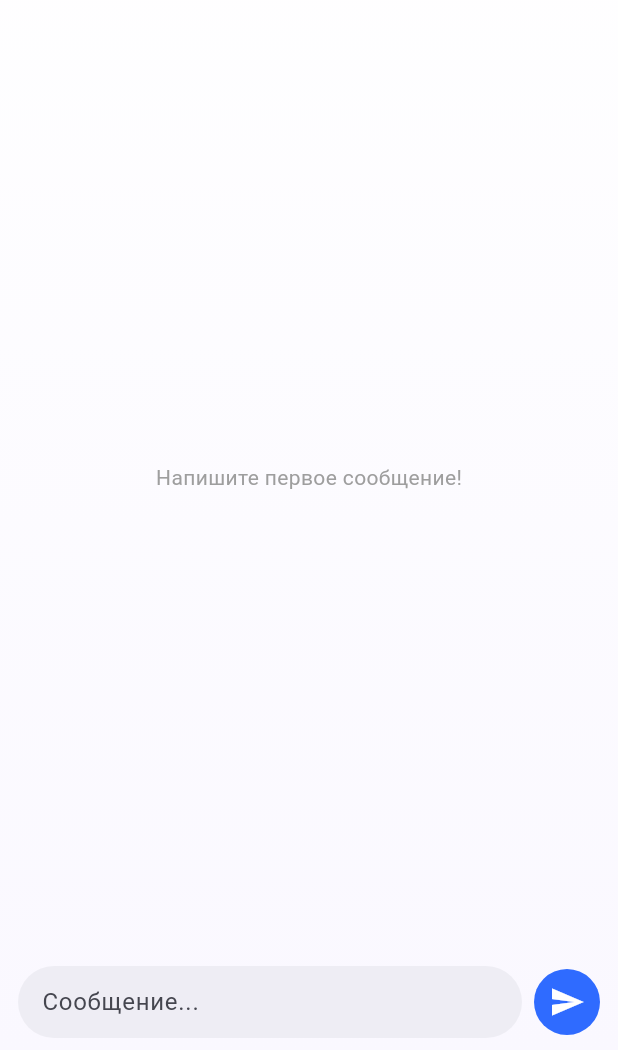
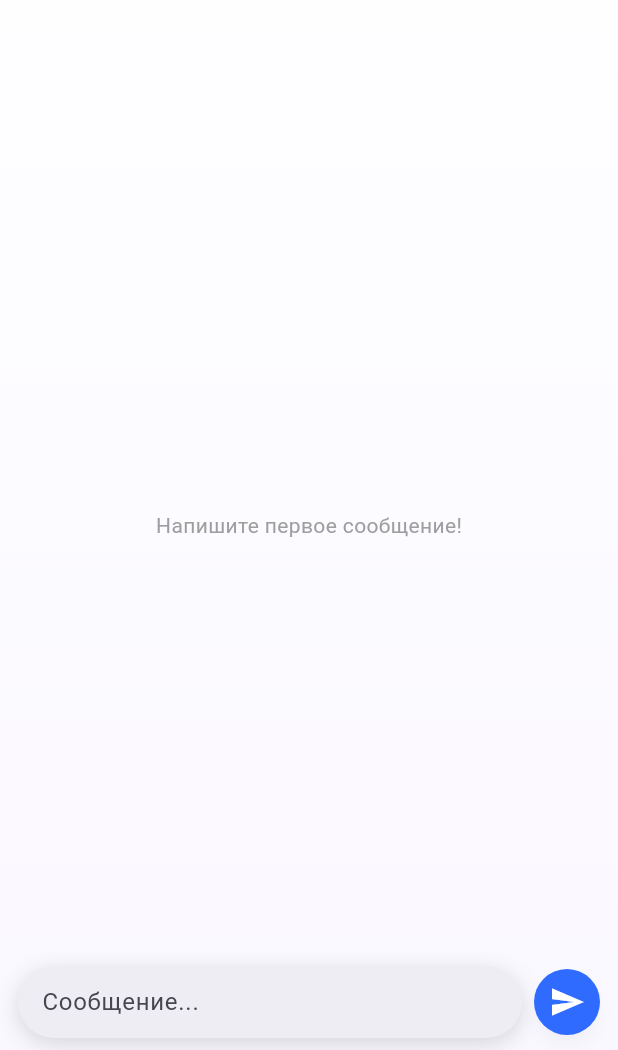
Before and after one commit to gazlevodiva/Meshly, a Flutter app: the ChatScreen screen opened directly with empty values, on a phone screen of 412 x 824 dp, the part 186-1236 px from its top. Run offline on Flutter 3.47's test engine with Material 3 defaults, Android fonts, the phone set to English and light mode, and no system bars; our stand-ins replace drift, flutter_blue_plus, flutter_local_notifications, permission_handler, qr_flutter, shared_preferences; missing offline and left inert: mobile_scanner; accounts and stored records are empty; generated files the repository leaves out were written again.

Commit message:
fix: message history eaten by meshId PK collisions; float chat input bar
Root cause of "only Сегодня/Вчера date chips": messages table used
meshId as PRIMARY KEY with insertOnConflictUpdate. All id-less incoming
packets share meshId 0 (and radio ids can collide), so newer rows
silently overwrote older ones — history shrank to recent messages.

- messages table: surrogate autoincrement id, meshId plain column;
  schema v3 migration rebuilds the table preserving rows
- addMessage: plain insert (in-memory dedupe by meshId!=0 kept)
- updateMessageStatus: matches only own outgoing messages
- _loadAll: messages sorted chronologically (chips/lastMessage rely on it)
- regression test: three meshId-0 messages survive a DB reload

UI: chat input bar now floats over the message list (Stack) — messages
scroll behind it; pill and send button carry a soft shadow, no opaque
panel background.

Co-Authored-By: Claude Fable 5 <noreply@anthropic.com>

```diff
--- a/lib/screens/chat_screen.dart
+++ b/lib/screens/chat_screen.dart
@@ -275,7 +275,11 @@ class _ChatScreenState extends State<ChatScreen> {
                   ),
                 ),
               Expanded(
-                child: ListenableBuilder(
+                // The input bar floats over the list: messages scroll
+                // behind it, so the list gets extra bottom padding.
+                child: Stack(
+                  children: [
+                    ListenableBuilder(
                   listenable: _store,
                   builder: (context, _) {
                     final messages = _messages;
@@ -285,7 +289,11 @@ class _ChatScreenState extends State<ChatScreen> {
                                 style: AppTextStyles.secondary(context)))
                         : ListView.builder(
                             controller: _scrollController,
-                            padding: const EdgeInsets.all(AppSpacing.s12),
+                            padding: const EdgeInsets.fromLTRB(
+                                AppSpacing.s12,
+                                AppSpacing.s12,
+                                AppSpacing.s12,
+                                AppSpacing.chatListBottomPadding),
                             itemCount: messages.length,
                             itemBuilder: (_, i) {
                               final msg = messages[i];
@@ -315,9 +323,16 @@ class _ChatScreenState extends State<ChatScreen> {
                             },
                           );
                   },
+                    ),
+                    Positioned(
+                      left: 0,
+                      right: 0,
+                      bottom: 0,
+                      child: _InputBar(controller: _controller, onSend: _send),
+                    ),
+                  ],
                 ),
               ),
-              _InputBar(controller: _controller, onSend: _send),
             ],
           ),
         ),
@@ -665,6 +680,13 @@ class _InputBar extends StatelessWidget {
                           color: scheme.surfaceContainer,
                           borderRadius:
                               BorderRadius.circular(AppRadius.input),
+                          boxShadow: [
+                            BoxShadow(
+                              color: context.appColors.islandShadow,
+                              blurRadius: AppSizes.inputShadowBlur,
+                              offset: const Offset(0, 4),
+                            ),
+                          ],
                         ),
                         child: TextField(
                           controller: controller,
@@ -708,6 +730,8 @@ class _SendButton extends StatelessWidget {
     return Material(
       color: enabled ? scheme.primary : scheme.surfaceContainerHighest,
       shape: const CircleBorder(),
+      elevation: 4,
+      shadowColor: context.appColors.islandShadow,
       child: InkWell(
         onTap: enabled ? onPressed : null,
         customBorder: const CircleBorder(),
--- a/lib/services/app_database.dart
+++ b/lib/services/app_database.dart
@@ -42,6 +42,10 @@ class Conversations extends Table {
 }
 
 class Messages extends Table {
+  // Surrogate key: meshId is NOT unique — incoming packets without an id all
+  // carry meshId 0, and radio-assigned ids can collide over time. Using it as
+  // the PK silently overwrote older messages (lost chat history).
+  IntColumn get id => integer().autoIncrement()();
   IntColumn get meshId => integer()();
   TextColumn get conversationId => text()();
   TextColumn get fromNodeId => text()();
@@ -49,9 +53,6 @@ class Messages extends Table {
   DateTimeColumn get time => dateTime()();
   TextColumn get status => text()();
   BoolColumn get isMe => boolean()();
-
-  @override
-  Set<Column> get primaryKey => {meshId};
 }
 
 class BlockedNodes extends Table {
@@ -67,13 +68,29 @@ class AppDatabase extends _$AppDatabase {
   AppDatabase.forTesting(super.e);
 
   @override
-  int get schemaVersion => 2;
+  int get schemaVersion => 3;
 
   @override
   MigrationStrategy get migration => MigrationStrategy(
     onUpgrade: (m, from, to) async {
       if (from < 2) {
         await m.createTable(blockedNodes);
+      }
+      if (from < 3) {
+        // messages had PRIMARY KEY(mesh_id); rows with colliding mesh ids
+        // (all id-less incoming packets share meshId 0) overwrote each other.
+        // Rebuild the table with a surrogate autoincrement id.
+        await m.database.customStatement(
+          'ALTER TABLE messages RENAME TO messages_old',
+        );
+        await m.createTable(messages);
+        await m.database.customStatement(
+          'INSERT INTO messages '
+          '(mesh_id, conversation_id, from_node_id, text, time, status, is_me) '
+          'SELECT mesh_id, conversation_id, from_node_id, text, time, status, '
+          'is_me FROM messages_old',
+        );
+        await m.database.customStatement('DROP TABLE messages_old');
       }
     },
   );
--- a/lib/theme/app_theme.dart
+++ b/lib/theme/app_theme.dart
@@ -191,6 +191,10 @@ abstract final class AppSpacing {
 
   /// Bottom list padding that keeps content clear of the floating navbar.
   static const double listBottomPadding = 96;
+
+  /// Bottom padding of the chat message list so the last bubble scrolls
+  /// clear of the floating input bar.
+  static const double chatListBottomPadding = 88;
 }
 
 // ── Corner radii ──────────────────────────────────────────────
@@ -320,6 +324,9 @@ abstract final class AppSizes {
   static const double spinnerSmall = 18;
   static const double spinner = 20;
   static const double spinnerStroke = 2;
+
+  /// Blur radius of the soft shadow under the floating chat input pill.
+  static const double inputShadowBlur = 12;
 
   // Bottom-sheet drag handle.
   static const double handleWidth = 36;
```
Also changed, not shown: lib/services/contact_store.dart (+14 -9 lines), lib/services/app_database.g.dart, 1 other file.
